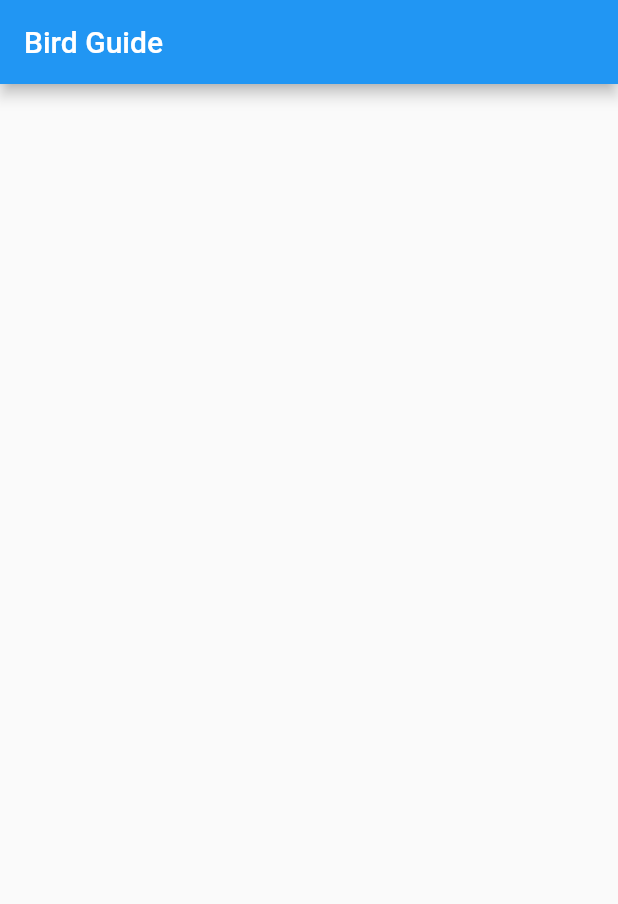
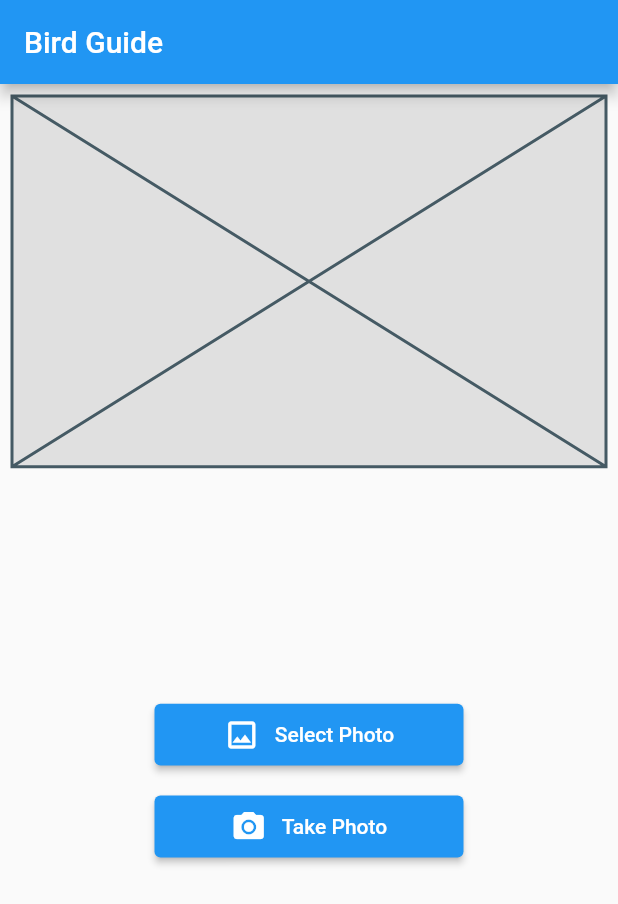
Before and after one commit to Sungrebe/Bird-Guide, a Flutter app: the screen it shows after launch, on a phone screen of 412 x 824 dp. Shown: the top 904 px of the screen. Run offline on Flutter 3.47's test engine with Material 2 defaults, Android fonts, the phone set to English and light mode, and no system bars; our stand-ins replace image_picker.

Commit message:
set up home screen

```diff
--- a/lib/main.dart
+++ b/lib/main.dart
@@ -1,4 +1,7 @@
+import 'dart:io';
+
 import 'package:flutter/material.dart';
+import 'package:image_picker/image_picker.dart';
 
 void main() {
   runApp(const MyApp());
@@ -25,13 +28,75 @@ class MyHomePage extends StatefulWidget {
 }
 
 class _MyHomePageState extends State<MyHomePage> {
+
+  File? _photo;
+
+  Future _takePhoto() async {
+    // allow the user to take a photo with their camera
+  }
+
+  Future _selectPhoto() async {
+    // allow the user to pick a photo from their image gallery
+  }
+
   @override
   Widget build(BuildContext context) {
+    Size screenSize = MediaQuery.of(context).size;
+
     return Scaffold(
       appBar: AppBar(
         title: Text(widget.title),
       ),
-      body: Container(),
+      body: Center(
+        child: Column(
+          children: [
+            Container(
+              key: const Key('photo_display'),
+              margin: const EdgeInsets.all(8),
+              width: screenSize.width,
+              height: screenSize.height * 0.3,
+              color: Colors.grey[300],
+              child: const Center(
+                child: Placeholder(), // replace this line with the logic for displaying the selected photo
+              ),
+            ),
+            const SizedBox(height: 150),
+            SizedBox(
+              width: screenSize.width * 0.5,
+              height: screenSize.height * 0.05,
+              child: ElevatedButton(
+                key: const Key('upload_photo_btn'),
+                onPressed: _takePhoto,
+                child: const Row(
+                  mainAxisSize: MainAxisSize.min,
+                    children: [
+                      Icon(Icons.image_outlined),
+                      SizedBox(width: 10),
+                      Text('Select Photo'),
+                    ],
+                  ),
+              ),
+            ),
+            const SizedBox(height: 20),
+            SizedBox(
+              width: screenSize.width * 0.5,
+              height: screenSize.height * 0.05,
+              child: ElevatedButton(
+                key: const Key('take_photo_btn'),
+                onPressed: _selectPhoto,
+                child: const Row(
+                  mainAxisSize: MainAxisSize.min,
+                    children: [
+                      Icon(Icons.photo_camera),
+                      SizedBox(width: 10),
+                      Text('Take Photo'),
+                    ],
+                  ),
+              ),
+            )
+          ],
+        ),
+      ),
     );
   }
 }
--- a/pubspec.yaml
+++ b/pubspec.yaml
@@ -30,7 +30,7 @@ environment:
 dependencies:
   flutter:
     sdk: flutter
-
+  image_picker:
 
   # The following adds the Cupertino Icons font to your application.
   # Use with the CupertinoIcons class for iOS style icons.
```
Also changed, not shown: lib/take_photo_screen/take_photo_screen.dart (deleted), lib/upload_image_screen/upload_image_screen.dart (deleted), pubspec.lock, 5 other files.
